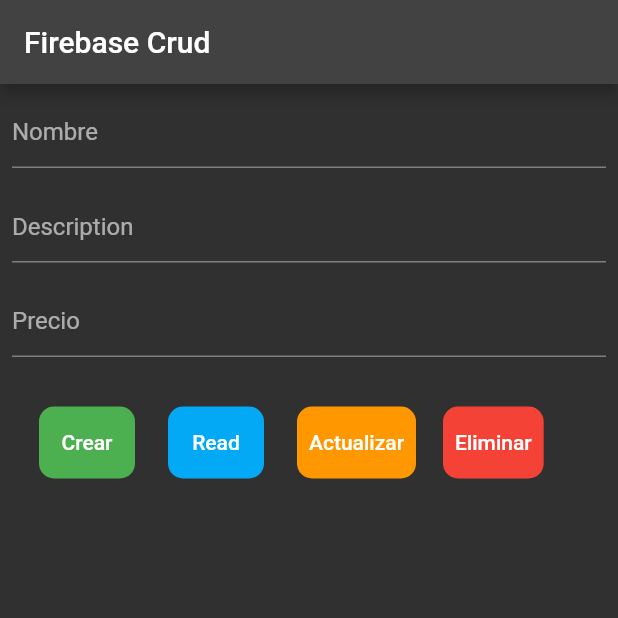
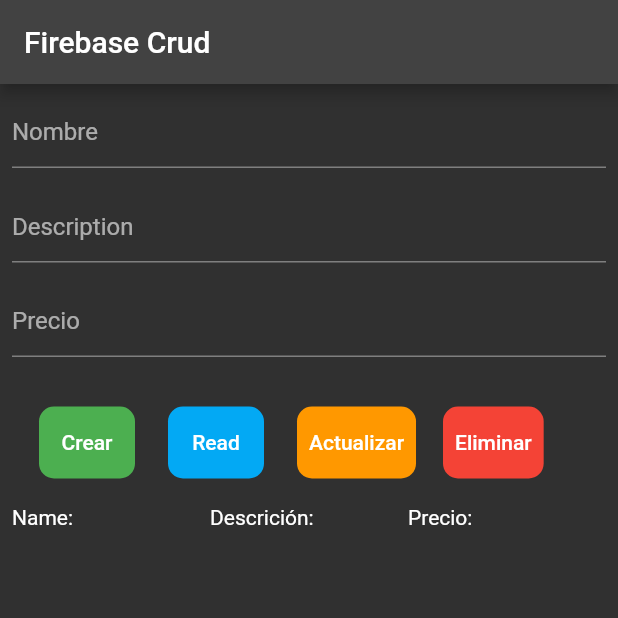
Before and after one commit to Luop98/registro_crd, a Flutter app: the screen it shows after launch, after a tap on "Actualizar", on a phone screen of 412 x 824 dp, the top half of it. Run offline on Flutter 3.47's test engine with Material 2 defaults, Android fonts, the phone set to English and light mode, and no system bars; our stand-ins replace sqflite; accounts and stored records are empty.

```diff
--- a/lib/database/dbHelper.dart
+++ b/lib/database/dbHelper.dart
@@ -5,7 +5,7 @@ import 'dart:async';
 
 class DBHelper{
 
-  Database? _db;
+   Database? _db;
 
   initBD ()async{
     String databasePath = await getDatabasesPath();
@@ -60,4 +60,16 @@ class DBHelper{
 
  }
 
+ // read all
+
+ Future<List<Dish>> readAllDishes() async{
+  var dbReady = await db;
+  List<Map> list  = await dbReady!.rawQuery("SELECT * FROM Dishes");
+  List<Dish> dishes = [];
+  for(int i = 0; i< list.length; i++){
+    dishes.add(Dish(list[i]["name"],list[i]["description"],list[i]["price"]));
+  }
+  return dishes;
+ }
+
 }
--- a/lib/main.dart
+++ b/lib/main.dart
@@ -2,7 +2,6 @@ import 'package:flutter/material.dart';
 import 'package:registro_crd/model/dish.dart';
 import 'package:registro_crd/database/dbHelper.dart';
 import 'dart:async';
-
 
 void main() => runApp(MaterialApp(
       debugShowCheckedModeBanner: false,
@@ -19,9 +18,8 @@ class MyApp extends StatefulWidget {
 }
 
 class _MyAppState extends State<MyApp> {
-  String? name, description;
-  double? price;
-
+  late String name, description;
+  late double price;
 
   getName(name) {
     this.name = name;
@@ -39,29 +37,44 @@ class _MyAppState extends State<MyApp> {
   }
 
   createData() {
+    setState(() {
       var dbHelper = DBHelper();
     var dish = Dish(name, description, price);
     dbHelper.createDish(dish);
+    });
+
+  }
+
+  updateData() {
+    setState(() {
+      var dbHelper = DBHelper();
+    var dish = Dish(name, description, price);
+    dbHelper.updateDish(dish);
+    });
 
   }
 
   readData() {
     var dbHelper = DBHelper();
-   Future <Dish> dish = dbHelper.readDish(name!);
-   dish.then((dishData){
+    Future<Dish> dish = dbHelper.readDish(name);
+    dish.then((dishData) {
       print("${dishData.name}, ${dishData.description},${dishData.price}, ");
     });
   }
 
-  updateData() {
+  //video20
+  Future<List<Dish>> getAllDishes() async {
     var dbHelper = DBHelper();
-      var dish = Dish(name, description, price);
-      dbHelper.updateDish(dish);
+    Future<List<Dish>> dishes = dbHelper.readAllDishes();
+    return dishes;
   }
 
   deleteData() {
+    setState(() {
       var dbHelper = DBHelper();
-   dbHelper.deleteDish(name!);
+    dbHelper.deleteDish(name);
+    });
+
   }
 
   @override
@@ -105,7 +118,7 @@ class _MyAppState extends State<MyApp> {
               padding: EdgeInsets.all(18.0),
               child: Row(
                 textDirection: TextDirection.ltr,
-                children: [
+                children: <Widget> [
                   Padding(
                     padding: EdgeInsets.only(right: 22.0),
                     child: Container(
@@ -126,7 +139,6 @@ class _MyAppState extends State<MyApp> {
                       ),
                     ),
                   ),
-
                   Padding(
                     padding: EdgeInsets.only(right: 22.0),
                     child: Container(
@@ -186,13 +198,56 @@ class _MyAppState extends State<MyApp> {
                         ),
                       ),
                     ),
+
+                  ),
+
+                ],
+               ),
+             ),
+              Row(textDirection: TextDirection.ltr,
+                children: <Widget>[
+                  Expanded(
+                    child: Text("Name:"),
+                  ),
+                  Expanded(
+                    child: Text("Descrición:"),
+                  ),
+                   Expanded(
+                    child: Text("Precio:"),
                   ),
                 ],
                 ),
-            )
+               /* FutureBuilder<List<Dish>>(
+                  future: getAllDishes(),
+                  builder: (context, snapshot){
+                    return ListView.builder(
+                      shrinkWrap: true,
+                      itemCount: snapshot.data?.length,
+                      itemBuilder: (context, index){
+
+                        return  Row(
+                          textDirection: TextDirection.ltr,
+                children: <Widget>[
+                  Expanded(
+                    child: Text(name[index]),
+                  ),
+                  Expanded(
+                    child: Text( description[index]),
+                  ),
+                   Expanded(
+                    child: Text(price.toString()),
+                  ),
+                ],
+                );
+                      },
+                    );
+                  },
+                )*/
            ],
         ),
       ),
     );
   }
+
+
 }
```
Also changed, not shown: lib/model/dish.dart (+7 -5 lines). Lines whose indentation alone changed are shown as unchanged.
